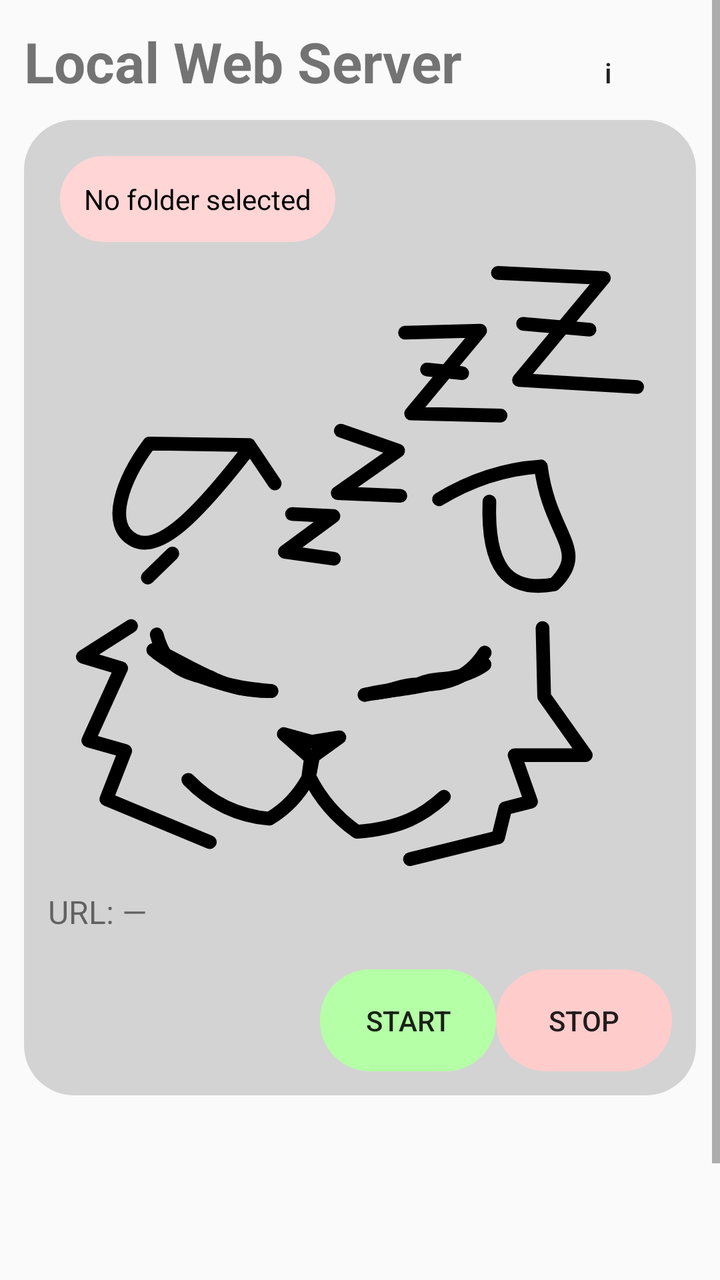
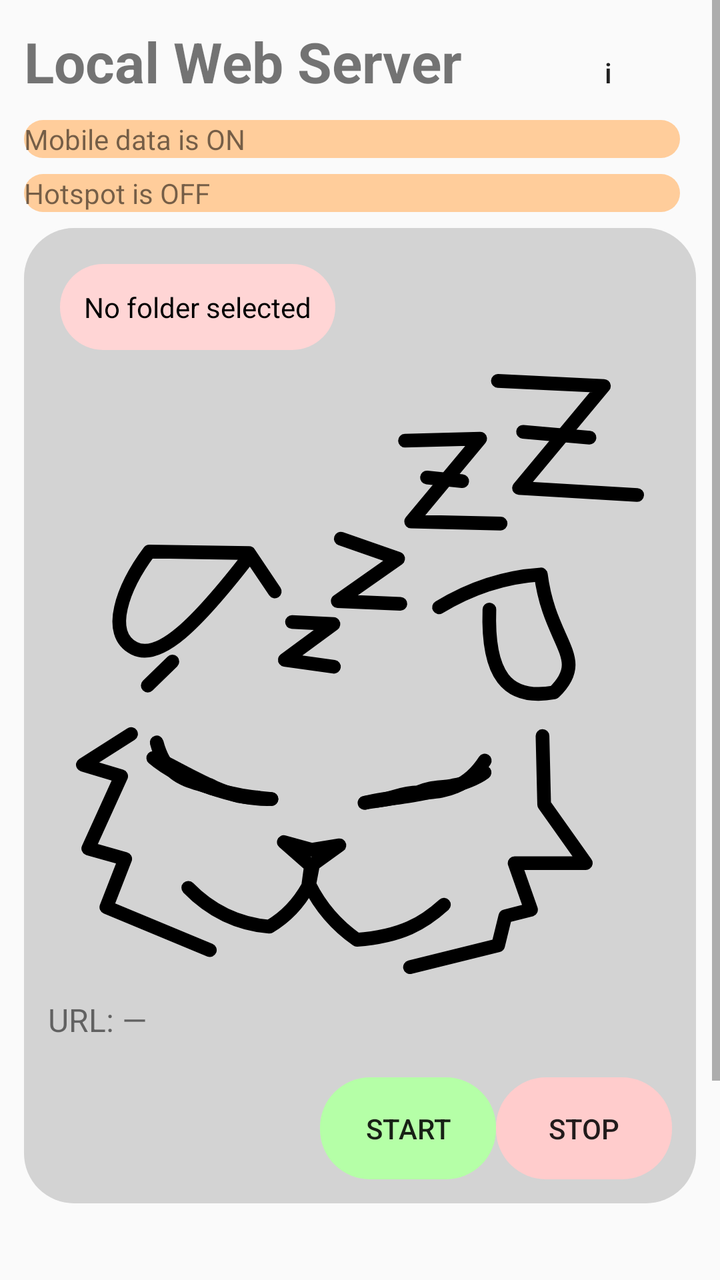

The first picture is an Android layout as it rendered before a commit; the second is the same layout after the commit. The layout source and the unified diff follow.
<!-- AndroidManifest.xml: application theme Theme.AppCompat.Light.NoActionBar -->
<!-- res/layout/activity_main_2.xml -->
<?xml version="1.0" encoding="utf-8"?>
<ScrollView xmlns:android="http://schemas.android.com/apk/res/android"
android:layout_width="match_parent"
android:layout_height="match_parent"
xmlns:app="http://schemas.android.com/apk/res-auto">


<LinearLayout
    android:layout_width="match_parent"
    android:layout_height="match_parent"
    android:orientation="vertical"
    android:padding="12dp"
    >

    <LinearLayout
        android:layout_width="match_parent"
        android:layout_height="wrap_content"
        android:orientation="horizontal"
        android:gravity="end">

        <TextView
            android:layout_width="wrap_content"
            android:layout_height="wrap_content"
            android:text="@string/main_title"
            android:textSize="28sp"
            android:textStyle="bold"/>


        <View
            android:layout_width="wrap_content"
            android:layout_height="match_parent"
            android:layout_weight="1"/>

        <Button
            android:layout_width="wrap_content"
            android:layout_height="wrap_content"
            android:background="#00000000"
            android:padding="0dp"
            android:layout_margin="0dp"
            android:textAllCaps="false"
            android:text="i">
        </Button>

    </LinearLayout>

    <LinearLayout
        android:id="@+id/main_container"
        android:layout_width="match_parent"
        android:layout_height="wrap_content"
        android:orientation="vertical"
        android:padding="12dp"
        android:backgroundTint="#D3D3D3"
        android:background="@drawable/rounded_ui">


            <TextView
                android:id="@+id/folderText"
                android:layout_width="wrap_content"
                android:layout_height="wrap_content"
                android:text="No folder selected"
                android:padding="12dp"
                android:backgroundTint="#FFD5D5"
                android:textColor="#000000"
                android:layout_margin="6dp"
                android:background="@drawable/rounded_ui"
                 />


        <ImageView
            android:id="@+id/image_show"
            android:layout_width="300dp"
            android:layout_height="300dp"
            android:layout_gravity="center"
            android:contentDescription="Mascot"
            android:src="@drawable/arf"
            android:backgroundTint="#00ffffff"
            android:background="@drawable/rounded_ui"
            android:layout_marginTop="6dp">
        </ImageView>

        <TextView
            android:id="@+id/urlText"
            android:layout_width="match_parent"
            android:layout_height="wrap_content"
            android:text="URL: —"
            android:textSize="16sp"
            android:paddingTop="12dp"
            android:paddingBottom="12dp" />

        <LinearLayout
            android:layout_width="match_parent"
            android:layout_height="wrap_content"
            android:orientation="horizontal"
            android:gravity="end"
            android:layout_marginTop="6dp">

        <Button
            android:id="@+id/startButton"
            android:layout_width="wrap_content"
            android:layout_height="wrap_content"
            android:text="@string/main_start"

            android:background="@drawable/rounded_ui"
            android:backgroundTint="#B5FFA7"
            android:padding="16dp"
            />
        <Button
            android:id="@+id/stopButton"
            android:layout_width="wrap_content"
            android:layout_height="wrap_content"
            android:text="@string/main_stop"
            android:background="@drawable/rounded_ui"
            android:backgroundTint="#FFCCCC"
            android:padding="16dp"/>
        </LinearLayout>

    </LinearLayout>

    <LinearLayout
        android:layout_width="match_parent"
        android:layout_height="wrap_content"
        android:orientation="vertical"
        android:visibility="invisible">
    <TextView
        android:id="@+id/statusText"
        android:layout_width="match_parent"
        android:layout_height="wrap_content"
        android:text="Status: Stopped"
        android:textSize="18sp"
        android:textStyle="bold"
        android:layout_marginTop="24dp" />

    <Button
        android:id="@+id/qrButton"
        android:layout_width="match_parent"
        android:layout_height="wrap_content"
        android:text="@string/main_QR_show" />

    <Button
        android:id="@+id/selectFolderButton"
        android:layout_width="match_parent"
        android:layout_height="wrap_content"
        android:text="@string/main_folder_select" />
    </LinearLayout>

</LinearLayout>

</ScrollView>
<!-- resources referenced by this layout -->
<resources>
  <!-- drawable arf: vector/xml drawable (drawable, 5503 chars, omitted) -->
  <!-- drawable rounded_ui (drawable) -->
  <?xml version="1.0" encoding="utf-8"?>
      <shape xmlns:android="http://schemas.android.com/apk/res/android"
          android:shape="rectangle" >
          <corners android:radius="25dp" />
      </shape>
  <string name="main_QR_show">Show QR Code</string>
  <string name="main_folder_select">Select Website Folder</string>
  <string name="main_start">Start</string>
  <string name="main_stop">Stop</string>
  <string name="main_title">Local Web Server</string>
</resources>

<!-- the commit's change to res/layout/activity_main_2.xml (unified diff, before → after) -->
@@ -32,6 +32,7 @@
             android:layout_weight="1"/>
 
         <Button
+            android:id="@+id/main_info_button"
             android:layout_width="wrap_content"
             android:layout_height="wrap_content"
             android:background="#00000000"
@@ -40,6 +41,35 @@
             android:textAllCaps="false"
             android:text="i">
         </Button>
+
+    </LinearLayout>
+
+    <LinearLayout
+        android:layout_width="match_parent"
+        android:layout_height="wrap_content"
+        android:orientation="vertical">
+
+        <TextView
+            android:id="@+id/main_mobile_data"
+            android:layout_width="match_parent"
+            android:layout_height="wrap_content"
+            android:text="@string/main_mobile_data"
+            android:background="@drawable/rounded_ui"
+            android:backgroundTint="#FFCD9B"
+            android:layout_marginBottom="8dp"
+            android:layout_marginEnd="8dp">
+        </TextView>
+
+        <TextView
+            android:id="@+id/main_hotspot"
+            android:layout_width="match_parent"
+            android:layout_height="wrap_content"
+            android:text="@string/main_hotspot"
+            android:background="@drawable/rounded_ui"
+            android:backgroundTint="#FFCD9B"
+            android:layout_marginBottom="8dp"
+            android:layout_marginEnd="8dp">
+        </TextView>
 
     </LinearLayout>
 
@@ -99,7 +129,6 @@
             android:layout_width="wrap_content"
             android:layout_height="wrap_content"
             android:text="@string/main_start"
-
             android:background="@drawable/rounded_ui"
             android:backgroundTint="#B5FFA7"
             android:padding="16dp"
<!-- resource entries referenced after the edit -->
@@ -9,6 +9,8 @@
       </shape>
   <string name="main_QR_show">Show QR Code</string>
   <string name="main_folder_select">Select Website Folder</string>
+  <string name="main_hotspot">Hotspot is OFF</string>
+  <string name="main_mobile_data">Mobile data is ON</string>
   <string name="main_start">Start</string>
   <string name="main_stop">Stop</string>
   <string name="main_title">Local Web Server</string>
